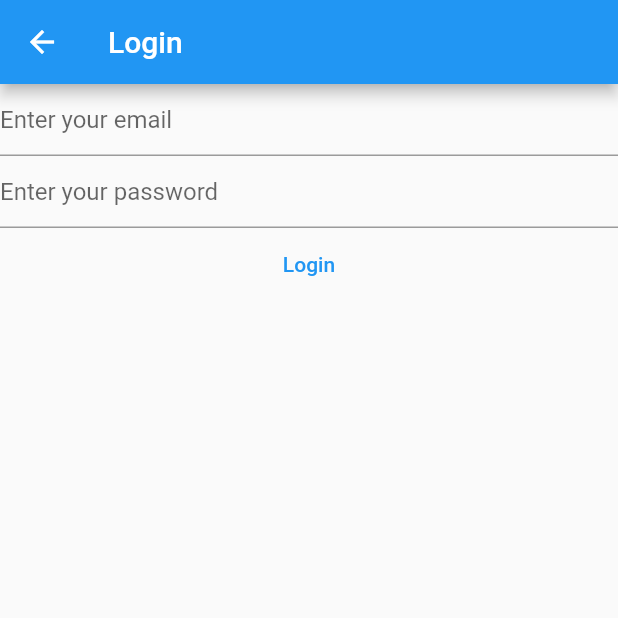
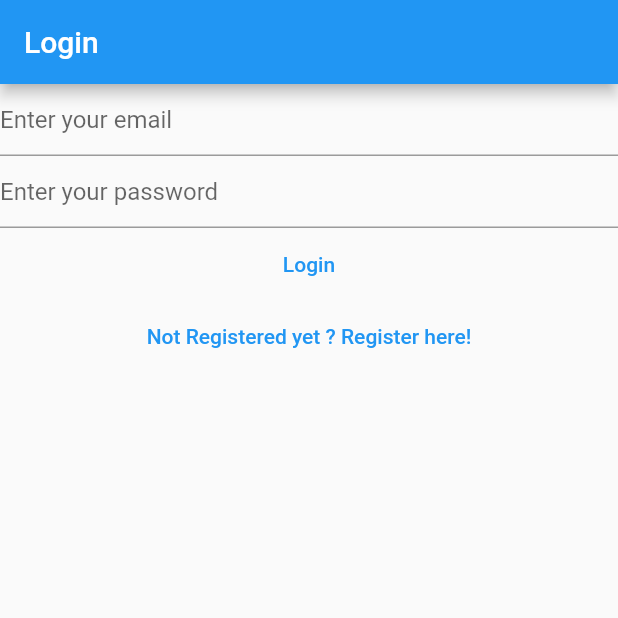
Before and after one commit to Divyanshu-Rout/mynotes, a Flutter app: the LoginView screen opened directly, on a phone screen of 412 x 824 dp, the top half of it. Run offline on Flutter 3.47's test engine with Material 2 defaults, Android fonts, the phone set to English and light mode, and no system bars; our stand-ins replace firebase_auth, firebase_core; accounts and stored records are empty.

Commit message:
login-complete

```diff
--- a/lib/views/login_view.dart
+++ b/lib/views/login_view.dart
@@ -1,11 +1,8 @@
 import 'package:firebase_auth/firebase_auth.dart';
-import 'package:firebase_core/firebase_core.dart';
 import 'package:flutter/material.dart';
 
-import '../firebase_options.dart';
-
 class LoginView extends StatefulWidget {
-  const LoginView({ Key? key }) : super(key: key);
+  const LoginView({Key? key}) : super(key: key);
 
   @override
   State<LoginView> createState() => _LoginViewState();
@@ -14,7 +11,6 @@ class LoginView extends StatefulWidget {
 class _LoginViewState extends State<LoginView> {
   late final TextEditingController _email;
   late final TextEditingController _password;
-
 
   @override
   void initState() {
@@ -36,45 +32,33 @@ class _LoginViewState extends State<LoginView> {
       appBar: AppBar(
         title: const Text('Login'),
       ),
-      body: FutureBuilder(
-        future: Firebase.initializeApp(
-                  options: DefaultFirebaseOptions.currentPlatform,
-                ),
-        builder:(context, snapshot) {
-          switch (snapshot.connectionState){
-            case ConnectionState.done:
-              return Column(
+      body: Column(
         children: [
           TextField(
             controller: _email,
             enableSuggestions: false,
             autocorrect: false,
             keyboardType: TextInputType.emailAddress,
-              decoration: const InputDecoration(
-                hintText: 'Enter your email'
-              ),
+            decoration: const InputDecoration(hintText: 'Enter your email'),
           ),
           TextField(
             controller: _password,
             enableSuggestions: false,
             autocorrect: false,
             obscureText: true,
-              decoration: const InputDecoration(
-                hintText: 'Enter your password'
-              ),
+            decoration: const InputDecoration(hintText: 'Enter your password'),
           ),
           TextButton(
             onPressed: () async {
               final email = _email.text;
               final password = _password.text;
               try {
-                    final userCredential = await FirebaseAuth.instance.signInWithEmailAndPassword(
-                    email:  email,
-                    password: password
-                  );
+                final userCredential = await FirebaseAuth.instance
+                    .signInWithEmailAndPassword(
+                        email: email, password: password);
                 print(userCredential);
-                } on FirebaseAuthException catch(e){
-                    if(e.code == 'user-not-found') {
+              } on FirebaseAuthException catch (e) {
+                if (e.code == 'user-not-found') {
                   print('user not found');
                 } else if (e.code == 'wrong-password') {
                   print('wrong password');
@@ -83,22 +67,18 @@ class _LoginViewState extends State<LoginView> {
                 print('something bad happened');
                 print(e.runtimeType);
               }
-
             },
             child: const Text('Login'),
-
           ),
-
+          TextButton(
+            onPressed: () {
+              Navigator.of(context)
+                  .pushNamedAndRemoveUntil(('/register/'), (route) => false);
+            },
+            child: const Text('Not Registered yet ? Register here!'),
+          )
         ],
-        );
-            default:
-              return const Text('Loading...');
-          }
-
-
-        },
       ),
-
     );
   }
 }
```
Also changed, not shown: lib/main.dart (+16 -12 lines), lib/views/register_view.dart (+3 -19 lines), lib/views/verify_email_view.dart (added, +31 -0 lines). Lines whose indentation alone changed are shown as unchanged.
